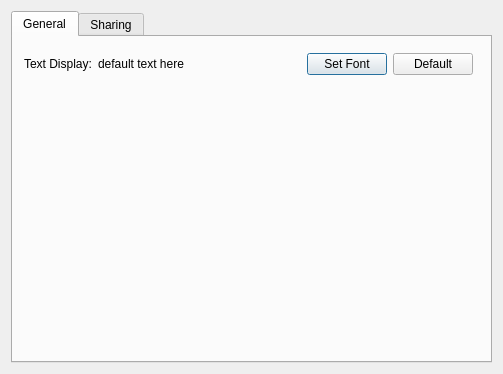
Qt form preferencesdialog.ui (obiwankennedy/cahootseditor) before a commit.
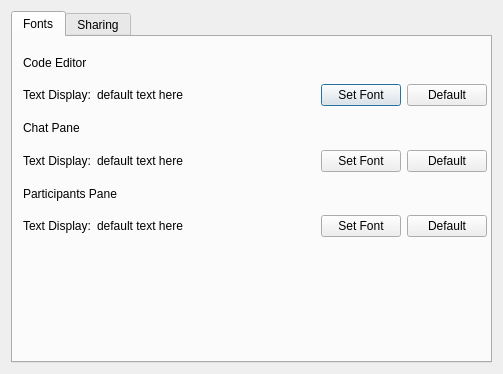
The same form after that commit. The open tabs and pages were chosen to show the change.

Commit message: Starting working on changing fonts via Preferences Dialog.

Patch:
```diff
--- a/preferencesdialog.ui
+++ b/preferencesdialog.ui
@@ -24,17 +24,26 @@
        <bool>true</bool>
       </property>
       <attribute name="title">
-       <string>General</string>
+       <string>Fonts</string>
       </attribute>
       <widget class="QWidget" name="">
        <property name="geometry">
         <rect>
-         <x>11</x>
-         <y>11</y>
-         <width>449</width>
-         <height>32</height>
+         <x>10</x>
+         <y>10</y>
+         <width>464</width>
+         <height>190</height>
         </rect>
        </property>
+       <layout class="QVBoxLayout" name="verticalLayout">
+        <item>
+         <widget class="QLabel" name="label_3">
+          <property name="text">
+           <string>Code Editor</string>
+          </property>
+         </widget>
+        </item>
+        <item>
        <layout class="QHBoxLayout" name="horizontalLayout_2">
         <item>
          <widget class="QLabel" name="label">
@@ -82,6 +91,124 @@
            <string>Default</string>
           </property>
          </widget>
+          </item>
+         </layout>
+        </item>
+        <item>
+         <widget class="QLabel" name="label_4">
+          <property name="text">
+           <string>Chat Pane</string>
+          </property>
+         </widget>
+        </item>
+        <item>
+         <layout class="QHBoxLayout" name="horizontalLayout_5">
+          <item>
+           <widget class="QLabel" name="label_9">
+            <property name="text">
+             <string>Text Display:</string>
+            </property>
+           </widget>
+          </item>
+          <item>
+           <widget class="QLabel" name="showFont_3">
+            <property name="minimumSize">
+             <size>
+              <width>131</width>
+              <height>16</height>
+             </size>
+            </property>
+            <property name="text">
+             <string>default text here</string>
+            </property>
+           </widget>
+          </item>
+          <item>
+           <spacer name="horizontalSpacer_5">
+            <property name="orientation">
+             <enum>Qt::Horizontal</enum>
+            </property>
+            <property name="sizeHint" stdset="0">
+             <size>
+              <width>40</width>
+              <height>20</height>
+             </size>
+            </property>
+           </spacer>
+          </item>
+          <item>
+           <widget class="QPushButton" name="changeChat">
+            <property name="text">
+             <string>Set Font</string>
+            </property>
+           </widget>
+          </item>
+          <item>
+           <widget class="QPushButton" name="chatDefault">
+            <property name="text">
+             <string>Default</string>
+            </property>
+           </widget>
+          </item>
+         </layout>
+        </item>
+        <item>
+         <widget class="QLabel" name="label_10">
+          <property name="text">
+           <string>Participants Pane</string>
+          </property>
+         </widget>
+        </item>
+        <item>
+         <layout class="QHBoxLayout" name="horizontalLayout_6">
+          <item>
+           <widget class="QLabel" name="label_11">
+            <property name="text">
+             <string>Text Display:</string>
+            </property>
+           </widget>
+          </item>
+          <item>
+           <widget class="QLabel" name="showFont_4">
+            <property name="minimumSize">
+             <size>
+              <width>131</width>
+              <height>16</height>
+             </size>
+            </property>
+            <property name="text">
+             <string>default text here</string>
+            </property>
+           </widget>
+          </item>
+          <item>
+           <spacer name="horizontalSpacer_6">
+            <property name="orientation">
+             <enum>Qt::Horizontal</enum>
+            </property>
+            <property name="sizeHint" stdset="0">
+             <size>
+              <width>40</width>
+              <height>20</height>
+             </size>
+            </property>
+           </spacer>
+          </item>
+          <item>
+           <widget class="QPushButton" name="changeParticipants">
+            <property name="text">
+             <string>Set Font</string>
+            </property>
+           </widget>
+          </item>
+          <item>
+           <widget class="QPushButton" name="participantsDefault">
+            <property name="text">
+             <string>Default</string>
+            </property>
+           </widget>
+          </item>
+         </layout>
         </item>
        </layout>
       </widget>
```
Left out of the diff: 8 changed lines with no effect on the pictures. Lines whose indentation alone changed are shown as unchanged. The commit also changes 2 other files.
